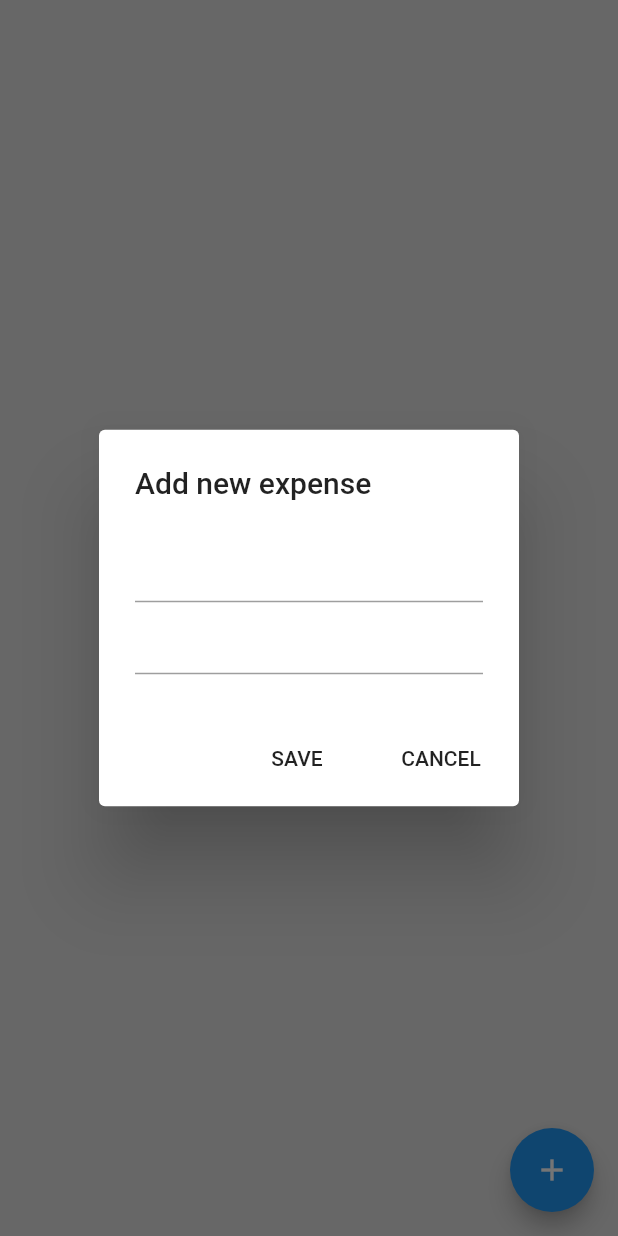
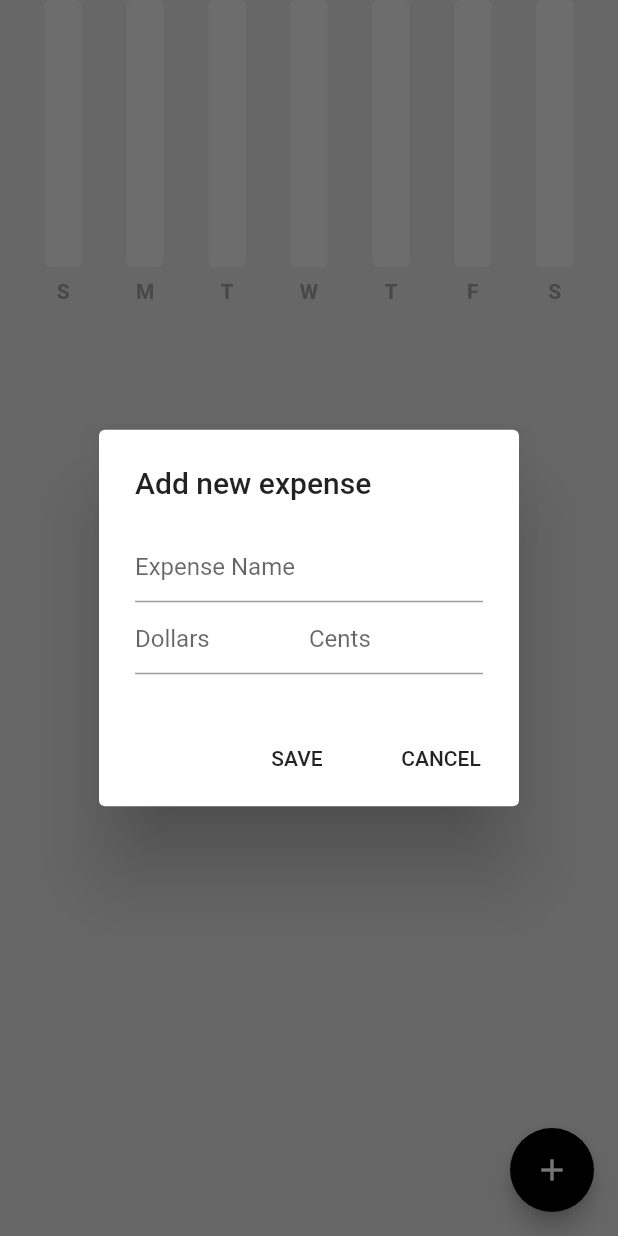
Before and after one commit to Ibrahim-K98han/all_project, a Flutter app: the screen it shows after launch, after a tap on the "add" icon, on a phone screen of 412 x 824 dp. Run offline on Flutter 3.47's test engine with Material 2 defaults, Android fonts, the phone set to English and light mode, and no system bars; drawn by our look-alikes of fl_chart; our stand-ins replace hive, hive_flutter; accounts and stored records are empty.

Commit message:
hive database added

```diff
--- /dev/null
+++ b/lib/bar_graph/bar_graph.dart
@@ -0,0 +1,123 @@
+import 'package:address_book_practice/bar_graph/bar_data.dart';
+import 'package:fl_chart/fl_chart.dart';
+import 'package:flutter/material.dart';
+
+class BarGraph extends StatelessWidget {
+  final double? maxY;
+  final double sunAmount;
+  final double monAmount;
+  final double tueAmount;
+  final double wedAmount;
+  final double thurAmount;
+  final double friAmount;
+  final double satAmount;
+
+  const BarGraph(
+      {Key? key,
+      required this.maxY,
+      required this.sunAmount,
+      required this.monAmount,
+      required this.tueAmount,
+      required this.wedAmount,
+      required this.thurAmount,
+      required this.friAmount,
+      required this.satAmount})
+      : super(key: key);
+
+  @override
+  Widget build(BuildContext context) {
+    //initialize the bar data
+    BarData myBarData = BarData(
+        sunAmount: sunAmount,
+        monAmount: monAmount,
+        tueAmount: tueAmount,
+        wedAmount: wedAmount,
+        thurAmount: thurAmount,
+        friAmount: friAmount,
+        satAmount: satAmount);
+    myBarData.initializeBarData();
+    return BarChart(BarChartData(
+        maxY: maxY,
+        minY: 0,
+        titlesData: FlTitlesData(
+            show: true,
+            topTitles: AxisTitles(sideTitles: SideTitles(showTitles: false)),
+            leftTitles: AxisTitles(sideTitles: SideTitles(showTitles: false)),
+            rightTitles: AxisTitles(sideTitles: SideTitles(showTitles: false)),
+            bottomTitles: AxisTitles(
+                sideTitles: SideTitles(
+              showTitles: true,
+              getTitlesWidget: getBottomTitles,
+            ))),
+        gridData: FlGridData(show: false),
+        borderData: FlBorderData(show: false),
+        barGroups: myBarData.barData
+            .map((data) => BarChartGroupData(x: data.x, barRods: [
+                  BarChartRodData(
+                      toY: data.y,
+                      color: Colors.grey[800],
+                      width: 25,
+                      borderRadius: BorderRadius.circular(4),
+                      backDrawRodData: BackgroundBarChartRodData(
+                          show: true, toY: maxY, color: Colors.grey[200]))
+                ]))
+            .toList()));
+  }
+}
+
+Widget getBottomTitles(double value, TitleMeta meta) {
+  const style =
+      TextStyle(color: Colors.grey, fontWeight: FontWeight.bold, fontSize: 14);
+  Widget text;
+  switch (value.toInt()) {
+    case 0:
+      text = const Text(
+        'S',
+        style: style,
+      );
+      break;
+    case 1:
+      text = const Text(
+        'M',
+        style: style,
+      );
+      break;
+    case 2:
+      text = const Text(
+        'T',
+        style: style,
+      );
+      break;
+    case 3:
+      text = const Text(
+        'W',
+        style: style,
+      );
+      break;
+    case 4:
+      text = const Text(
+        'T',
+        style: style,
+      );
+      break;
+    case 5:
+      text = const Text(
+        'F',
+        style:  style,
+      );
+      break;
+    case 6:
+      text = const Text(
+        'S',
+        style: style,
+      );
+      break;
+    default:
+      text = const Text(
+        '',
+        style: style,
+      );
+      break;
+  }
+  return SideTitleWidget(child: text, axisSide: meta.axisSide);
+}
--- a/lib/components/expense_summary.dart
+++ b/lib/components/expense_summary.dart
@@ -1,10 +1,42 @@
+import 'package:address_book_practice/bar_graph/bar_graph.dart';
+import 'package:address_book_practice/data/expense_data.dart';
+import 'package:address_book_practice/datetime/date_time_helper.dart';
 import 'package:flutter/material.dart';
+import 'package:provider/provider.dart';
 
 class ExpenseSummary extends StatelessWidget {
-  const ExpenseSummary({Key? key}) : super(key: key);
+  final DateTime startOfWeek;
+
+  const ExpenseSummary({Key? key, required this.startOfWeek}) : super(key: key);
 
   @override
   Widget build(BuildContext context) {
-    return const Placeholder();
+    //get yyyymmdd for each day of this week
+    String sunday = convertDateTimeToString(startOfWeek.add(Duration(days: 0)));
+    String monday = convertDateTimeToString(startOfWeek.add(Duration(days: 1)));
+    String tuesday =
+        convertDateTimeToString(startOfWeek.add(Duration(days: 2)));
+    String wednesday =
+        convertDateTimeToString(startOfWeek.add(Duration(days: 3)));
+    String thursday =
+        convertDateTimeToString(startOfWeek.add(Duration(days: 4)));
+    String friday = convertDateTimeToString(startOfWeek.add(Duration(days: 5)));
+    String saturday =
+        convertDateTimeToString(startOfWeek.add(Duration(days: 6)));
+    return Consumer<ExpenseData>(builder: (context, value, child) {
+      return SizedBox(
+        height: 200,
+        child: BarGraph(
+          maxY: 100,
+          sunAmount: value.calculateDailyExpenseSummary()[sunday] ?? 0,
+          monAmount: value.calculateDailyExpenseSummary()[monday] ?? 0,
+          tueAmount: value.calculateDailyExpenseSummary()[tuesday] ?? 0,
+          wedAmount: value.calculateDailyExpenseSummary()[wednesday] ?? 0,
+          thurAmount: value.calculateDailyExpenseSummary()[thursday] ?? 0,
+          friAmount: value.calculateDailyExpenseSummary()[friday] ?? 0,
+          satAmount: value.calculateDailyExpenseSummary()[saturday] ?? 0,
+        ),
+      );
+    });
   }
 }
--- a/lib/main.dart
+++ b/lib/main.dart
@@ -1,9 +1,16 @@
 import 'package:address_book_practice/data/expense_data.dart';
 import 'package:address_book_practice/pages/home_page.dart';
 import 'package:flutter/material.dart';
+import 'package:hive/hive.dart';
+import 'package:hive_flutter/adapters.dart';
 import 'package:provider/provider.dart';
 
-void main() {
+void main() async {
+  //initial hive
+  await Hive.initFlutter();
+
+  //open a hive box
+  await Hive.openBox('expense_database');
   runApp(ExpenseApps());
 }
 
--- a/lib/pages/home_page.dart
+++ b/lib/pages/home_page.dart
@@ -1,3 +1,4 @@
+import 'package:address_book_practice/components/expense_summary.dart';
 import 'package:address_book_practice/components/expense_tile.dart';
 import 'package:address_book_practice/data/expense_data.dart';
 import 'package:address_book_practice/models/expense_item.dart';
@@ -14,7 +15,8 @@ class HomePage extends StatefulWidget {
 class _HomePageState extends State<HomePage> {
   //text controllers
   final newExpenseNameController = TextEditingController();
-  final newExpenseAmountController = TextEditingController();
+  final newExpenseDollarController = TextEditingController();
+  final newExpenseCentsController = TextEditingController();
 
   //add new expense
   void addNewExpense() {
@@ -28,11 +30,34 @@ class _HomePageState extends State<HomePage> {
                   //expense name
                   TextField(
                     controller: newExpenseNameController,
+                    decoration: InputDecoration(
+                      hintText: 'Expense Name'
+                    ),
                   ),
+                  Row(
+                    children: [
+                      //dollers
+                      Expanded(
+                        child: TextField(
+                          controller: newExpenseDollarController,
+                          keyboardType: TextInputType.number,
+                          decoration: InputDecoration(
+                              hintText: 'Dollars'
+                          ),
+                        ),
+                      ),
 
-                  //expense amount
-                  TextField(
-                    controller: newExpenseAmountController,
+                      //cents
+                      Expanded(
+                        child: TextField(
+                          controller: newExpenseCentsController,
+                          keyboardType: TextInputType.number,
+                          decoration: InputDecoration(
+                              hintText: 'Cents'
+                          ),
+                        ),
+                      )
+                    ],
                   )
                 ],
               ),
@@ -51,10 +76,12 @@ class _HomePageState extends State<HomePage> {
 
   //save
   void save() {
+    //put dollars and cents together
+    String amount = '${newExpenseDollarController.text}.${newExpenseCentsController.text}';
     //create expense item
     ExpenseItem newExpense = ExpenseItem(
       name: newExpenseNameController.text,
-      amount: newExpenseAmountController.text,
+      amount: amount,
       dateTime: DateTime.now(),
     );
     //add the new expense
@@ -72,7 +99,8 @@ class _HomePageState extends State<HomePage> {
   //clear controller
   void clear() {
     newExpenseNameController.clear();
-    newExpenseAmountController.clear();
+    newExpenseDollarController.clear();
+    newExpenseCentsController.clear();
   }
 
   @override
@@ -82,12 +110,14 @@ class _HomePageState extends State<HomePage> {
           backgroundColor: Colors.grey[300],
           floatingActionButton: FloatingActionButton(
             onPressed: addNewExpense,
+            backgroundColor: Colors.black,
             child: Icon(Icons.add),
           ),
           body: ListView(
             children: [
               //weekly summary
-
+              ExpenseSummary(startOfWeek: value.startOfWeekDate()),
+              SizedBox(height: 20,),
               //expense list
               ListView.builder(
                 shrinkWrap: true,
@@ -101,7 +131,8 @@ class _HomePageState extends State<HomePage> {
                 },
               ),
             ],
-          ));
+          )
+      );
     });
   }
 }
--- a/pubspec.yaml
+++ b/pubspec.yaml
@@ -42,6 +42,8 @@ dependencies:
   url_launcher:
   animations:
   fl_chart:
+  hive:
+  hive_flutter:
 
 
 dev_dependencies:
```
Also changed, not shown: lib/data/hive_database.dart (added), pubspec.lock, 1 other file.
